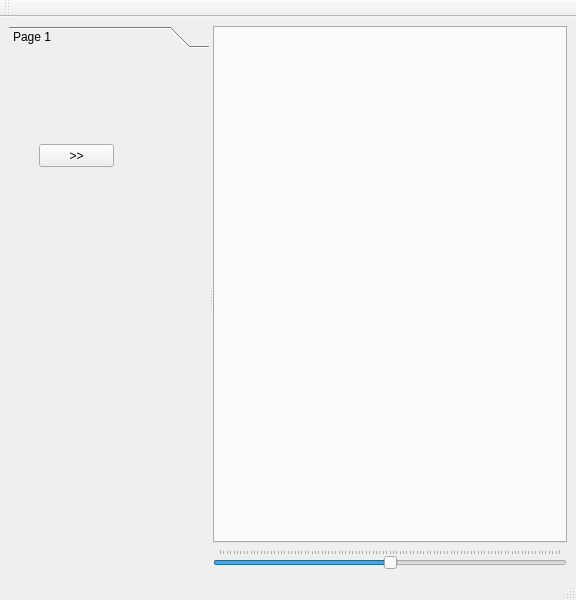
gocpaz/chupa, file gui/MainWindow.ui: the form before one commit.
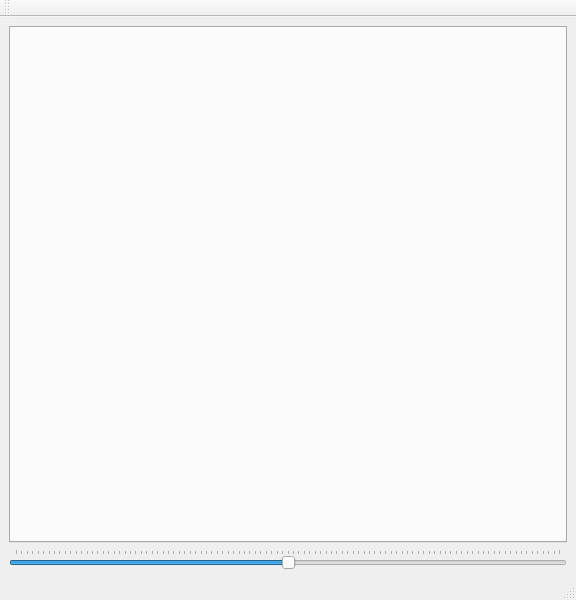
The form after the commit.

What changed in the file:
```diff
--- a/gui/MainWindow.ui
+++ b/gui/MainWindow.ui
@@ -17,65 +17,8 @@
    <bool>false</bool>
   </property>
   <widget class="QWidget" name="centralwidget">
-   <layout class="QVBoxLayout" name="verticalLayout_2">
-    <item>
-     <widget class="QSplitter" name="splitter">
-      <property name="orientation">
-       <enum>Qt::Horizontal</enum>
-      </property>
-      <property name="childrenCollapsible">
-       <bool>false</bool>
-      </property>
-      <widget class="QToolBox" name="toolBox">
-       <property name="sizePolicy">
-        <sizepolicy hsizetype="Minimum" vsizetype="Preferred">
-         <horstretch>1</horstretch>
-         <verstretch>1</verstretch>
-        </sizepolicy>
-       </property>
-       <property name="minimumSize">
-        <size>
-         <width>100</width>
-         <height>0</height>
-        </size>
-       </property>
-       <property name="maximumSize">
-        <size>
-         <width>200</width>
-         <height>16777215</height>
-        </size>
-       </property>
-       <property name="currentIndex">
-        <number>0</number>
-       </property>
-       <widget class="QWidget" name="page">
-        <property name="geometry">
-         <rect>
-          <x>0</x>
-          <y>0</y>
-          <width>200</width>
-          <height>502</height>
-         </rect>
-        </property>
-        <attribute name="label">
-         <string>Page 1</string>
-        </attribute>
-        <widget class="QPushButton" name="pbLeft">
-         <property name="geometry">
-          <rect>
-           <x>30</x>
-           <y>90</y>
-           <width>75</width>
-           <height>23</height>
-          </rect>
-         </property>
-         <property name="text">
-          <string>&gt;&gt;</string>
-         </property>
-        </widget>
-       </widget>
-      </widget>
-      <widget class="QWidget" name="layoutWidget">
+   <layout class="QGridLayout" name="gridLayout">
+    <item row="0" column="0">
        <layout class="QVBoxLayout" name="verticalLayout">
         <item>
          <widget class="QTabWidget" name="tabWidget">
@@ -110,8 +53,6 @@
          </widget>
         </item>
        </layout>
-      </widget>
-     </widget>
     </item>
    </layout>
   </widget>
```
Left out of the diff: 2 changed lines with no effect on the pictures. Lines whose indentation alone changed are shown as unchanged.
